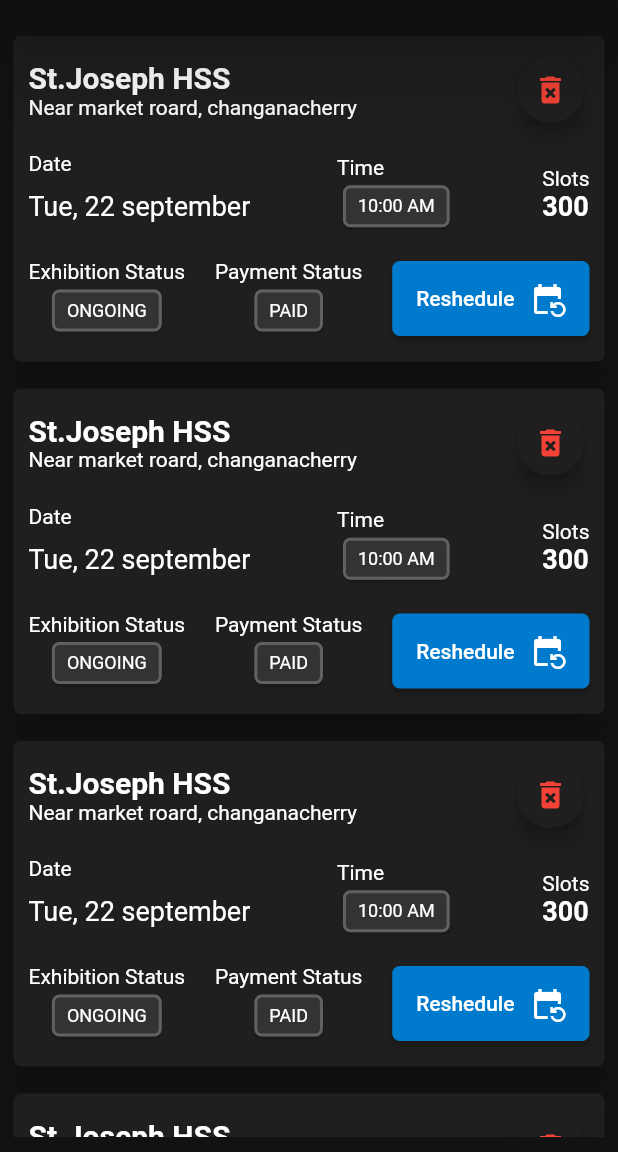
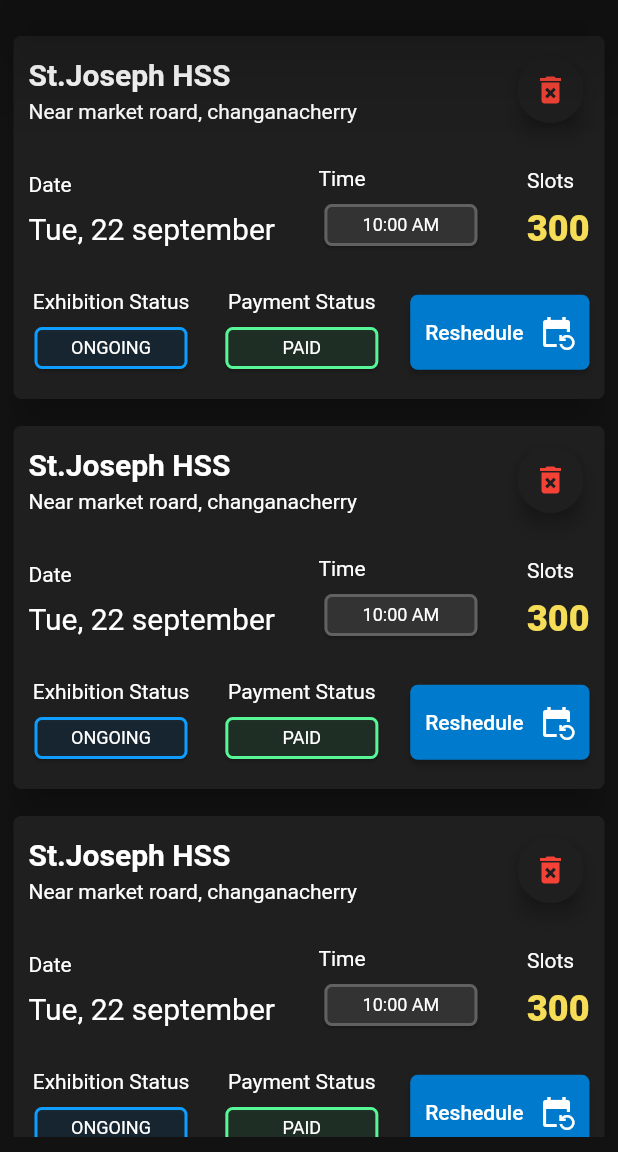
Before and after one commit to shaderone/samvit, a Flutter app: the ReservationScreen screen opened directly, on a phone screen of 412 x 824 dp, the part 84-1236 px from its top. Run offline on Flutter 3.47's test engine with Material 2 defaults, Android fonts, the phone set to English and light mode, and no system bars.

Commit message:
Finish reservation-card UI

```diff
--- a/lib/core/constants.dart
+++ b/lib/core/constants.dart
@@ -22,3 +22,7 @@ const strokeLight = Color(0xFF616161);
 //input stroke, active
 const textWhiteShadeLight = Color(0xFFC8C8C9);
 const textWhiteShadeDark = Color(0xFFB3B3B3);
+
+//others
+const extraGreen = Color(0xFF57F697);
+const extraYellow = Color(0xFFF6DD57);
--- a/lib/presentation/root/app.dart
+++ b/lib/presentation/root/app.dart
@@ -1,4 +1,3 @@
-import 'package:brechfete/core/constants.dart';
 import 'package:brechfete/presentation/root/widgets/bottom_navbar.dart';
 
 import 'package:brechfete/presentation/screens/booking/booking_screen.dart';
--- a/lib/presentation/screens/reservation/reservation_screen.dart
+++ b/lib/presentation/screens/reservation/reservation_screen.dart
@@ -1,4 +1,5 @@
 import 'package:brechfete/core/constants.dart';
+import 'package:brechfete/presentation/screens/reservation/widgets/reservation_chip.dart';
 import 'package:flutter/material.dart';
 
 class ReservationScreen extends StatelessWidget {
@@ -21,12 +22,22 @@ class ReservationScreen extends StatelessWidget {
           ],
         ),
         actions: [
-          IconButton(onPressed: () {}, icon: const Icon(Icons.logout_rounded))
+          IconButton(
+            onPressed: () {},
+            icon: const Icon(
+              Icons.logout_rounded,
+            ),
+          ),
         ],
       ),
       body: Padding(
         //platform specific padding here
-        padding: const EdgeInsets.only(left: 5, right: 5, top: 20, bottom: 10),
+        padding: const EdgeInsets.only(
+          left: 5,
+          right: 5,
+          top: 20,
+          bottom: 10,
+        ),
         child: ListView.separated(
           physics: const BouncingScrollPhysics(),
           itemBuilder: (BuildContext context, int index) {
@@ -50,8 +61,7 @@ class ReservationCard extends StatelessWidget {
   @override
   Widget build(BuildContext context) {
     return SizedBox(
-      //height shows no issue
-      height: 225,
+      height: 250,
       child: Card(
         color: primaryDark,
         shape: RoundedRectangleBorder(
@@ -63,9 +73,30 @@ class ReservationCard extends StatelessWidget {
           child: Column(
             children: [
               Column(
-                children: [
-                  //first row start
-                  Row(
+                children: const [
+                  CardTop(),
+                  SizedBox(height: 25),
+                  CardMiddle(),
+                  SizedBox(height: 25),
+                  CardBottom(),
+                ],
+              )
+            ],
+          ),
+        ),
+      ),
+    );
+  }
+}
+
+class CardTop extends StatelessWidget {
+  const CardTop({
+    Key? key,
+  }) : super(key: key);
+
+  @override
+  Widget build(BuildContext context) {
+    return Row(
       mainAxisAlignment: MainAxisAlignment.spaceBetween,
       children: [
         Column(
@@ -73,9 +104,9 @@ class ReservationCard extends StatelessWidget {
           children: const [
             Text(
               "St.Joseph HSS",
-                            style: TextStyle(
-                                fontSize: 20, fontWeight: FontWeight.bold),
+              style: TextStyle(fontSize: 20, fontWeight: FontWeight.bold),
             ),
+            SizedBox(height: 5),
             Text("Near market roard, changanacherry"),
           ],
         ),
@@ -100,11 +131,18 @@ class ReservationCard extends StatelessWidget {
           ),
         ),
       ],
-                  ),
-                  //first row end
-                  const SizedBox(height: 15),
-                  //second row start
-                  Row(
+    );
+  }
+}
+
+class CardMiddle extends StatelessWidget {
+  const CardMiddle({
+    Key? key,
+  }) : super(key: key);
+
+  @override
+  Widget build(BuildContext context) {
+    return Row(
       mainAxisAlignment: MainAxisAlignment.spaceBetween,
       children: [
         Column(
@@ -115,120 +153,75 @@ class ReservationCard extends StatelessWidget {
             SizedBox(height: 10),
             Text(
               "Tue, 22 september",
-                            style: TextStyle(fontSize: 18),
+              style: TextStyle(fontSize: 20),
             ),
-                          SizedBox(height: 10),
           ],
         ),
-                      Column(
-                        crossAxisAlignment: CrossAxisAlignment.start,
-                        children: [
-                          const Text("Time"),
-                          //disabled button
-                          Card(
-                            color: primaryDarkShadeLight,
-                            shape: RoundedRectangleBorder(
-                              borderRadius: BorderRadius.circular(5),
-                              side: const BorderSide(
-                                width: 2,
-                                color: strokeLight,
-                              ),
-                            ),
-                            child: const Padding(
-                              padding: EdgeInsets.symmetric(
-                                vertical: 7,
-                                horizontal: 10,
-                              ),
-                              child: Text(
-                                "10:00 AM",
-                                style: TextStyle(fontSize: 12),
-                              ),
-                            ),
-                          ),
-                        ],
+        const ReservationChip(
+          chipCrossAxisAlignment: CrossAxisAlignment.start,
+          chipTitle: "Time",
+          chipText: "10:00 AM",
+          chipWidth: 110,
+          chipBgColor: primaryDarkShadeLight,
+          chipStrokeColor: strokeLight,
         ),
         Column(
           crossAxisAlignment: CrossAxisAlignment.start,
           children: const [
             Text("Slots"),
+            SizedBox(height: 10),
             Text(
               "300",
               style: TextStyle(
-                              fontSize: 18,
-                              fontWeight: FontWeight.bold,
+                fontSize: 24,
+                fontWeight: FontWeight.w900,
+                color: extraYellow,
               ),
             ),
           ],
         ),
       ],
-                  ),
-                  //Second row end
-                  const SizedBox(height: 15),
-                  //Thrid row start
-                  Row(
+    );
+  }
+}
+
+class CardBottom extends StatelessWidget {
+  const CardBottom({
+    Key? key,
+  }) : super(key: key);
+
+  @override
+  Widget build(BuildContext context) {
+    return Row(
       mainAxisAlignment: MainAxisAlignment.spaceBetween,
       //crossAxisAlignment: CrossAxisAlignment.end,
       children: [
-                      Column(
-                        crossAxisAlignment: CrossAxisAlignment.center,
-                        children: [
-                          const Text("Exhibition Status"),
-                          Card(
-                            color: primaryDarkShadeLight,
-                            shape: RoundedRectangleBorder(
-                              borderRadius: BorderRadius.circular(5),
-                              side: const BorderSide(
-                                width: 2,
-                                color: strokeLight,
+        ReservationChip(
+          chipCrossAxisAlignment: CrossAxisAlignment.center,
+          chipTitle: "Exhibition Status",
+          chipText: "ONGOING",
+          chipWidth: 110,
+          chipBgColor: secondaryBlueShadeLight.withOpacity(0.1),
+          chipStrokeColor: secondaryBlueShadeLight,
         ),
+        ReservationChip(
+          chipCrossAxisAlignment: CrossAxisAlignment.center,
+          chipTitle: "Payment Status",
+          chipText: "PAID",
+          chipWidth: 110,
+          chipBgColor: extraGreen.withOpacity(0.1),
+          chipStrokeColor: extraGreen,
         ),
-                            child: const Padding(
-                              padding: EdgeInsets.symmetric(
-                                vertical: 7,
-                                horizontal: 10,
-                              ),
-                              child: Text(
-                                "ONGOING",
-                                style: TextStyle(fontSize: 12),
-                              ),
-                            ),
-                          ),
-                        ],
-                      ),
-                      Column(
-                        crossAxisAlignment: CrossAxisAlignment.center,
-                        children: [
-                          const Text("Payment Status"),
-                          //disabled button
-                          Card(
-                            color: primaryDarkShadeLight,
-                            shape: RoundedRectangleBorder(
-                              borderRadius: BorderRadius.circular(5),
-                              side: const BorderSide(
-                                width: 2,
-                                color: strokeLight,
-                              ),
-                            ),
-                            child: const Padding(
-                              padding: EdgeInsets.symmetric(
-                                vertical: 7,
-                                horizontal: 10,
-                              ),
-                              child: Text(
-                                "PAID",
-                                style: TextStyle(fontSize: 12),
-                              ),
-                            ),
-                          ),
-                        ],
-                      ),
+
         //platform specific button here
         SizedBox(
           height: 50,
           child: ElevatedButton(
             style: ButtonStyle(
-                            shape: MaterialStateProperty.all<
-                                RoundedRectangleBorder>(
+              padding: MaterialStateProperty.all(
+                const EdgeInsets.symmetric(horizontal: 10),
+              ),
+              shape: MaterialStateProperty.all<RoundedRectangleBorder>(
                 RoundedRectangleBorder(
                   borderRadius: BorderRadius.circular(5),
                 ),
@@ -254,14 +247,6 @@ class ReservationCard extends StatelessWidget {
           ),
         ),
       ],
-                  ),
-                  //Third row end
-                ],
-              )
-            ],
-          ),
-        ),
-      ),
     );
   }
 }
--- /dev/null
+++ b/lib/presentation/screens/reservation/widgets/reservation_chip.dart
@@ -0,0 +1,54 @@
+import 'package:flutter/material.dart';
+
+class ReservationChip extends StatelessWidget {
+  final CrossAxisAlignment chipCrossAxisAlignment;
+  final String chipTitle;
+  final String chipText;
+  final double chipWidth;
+  final Color chipBgColor;
+  //final Color chipTextColor;
+  final Color chipStrokeColor;
+
+  const ReservationChip({
+    Key? key,
+    required this.chipCrossAxisAlignment,
+    required this.chipTitle,
+    required this.chipText,
+    required this.chipWidth,
+    required this.chipBgColor,
+    //required this.chipTextColor,
+    required this.chipStrokeColor,
+  }) : super(key: key);
+
+  @override
+  Widget build(BuildContext context) {
+    return Column(
+      crossAxisAlignment: chipCrossAxisAlignment,
+      children: [
+        Text(chipTitle),
+        const SizedBox(height: 5),
+        SizedBox(
+          width: chipWidth,
+          child: Card(
+            color: chipBgColor,
+            shape: RoundedRectangleBorder(
+              borderRadius: BorderRadius.circular(5),
+              side: BorderSide(
+                width: 2,
+                color: chipStrokeColor,
+              ),
+            ),
+            child: Padding(
+              padding: const EdgeInsets.symmetric(vertical: 7),
+              child: Text(
+                chipText,
+                textAlign: TextAlign.center,
+                style: const TextStyle(fontSize: 12),
+              ),
+            ),
+          ),
+        ),
+      ],
+    );
+  }
+}
```
Lines whose indentation alone changed are shown as unchanged.
